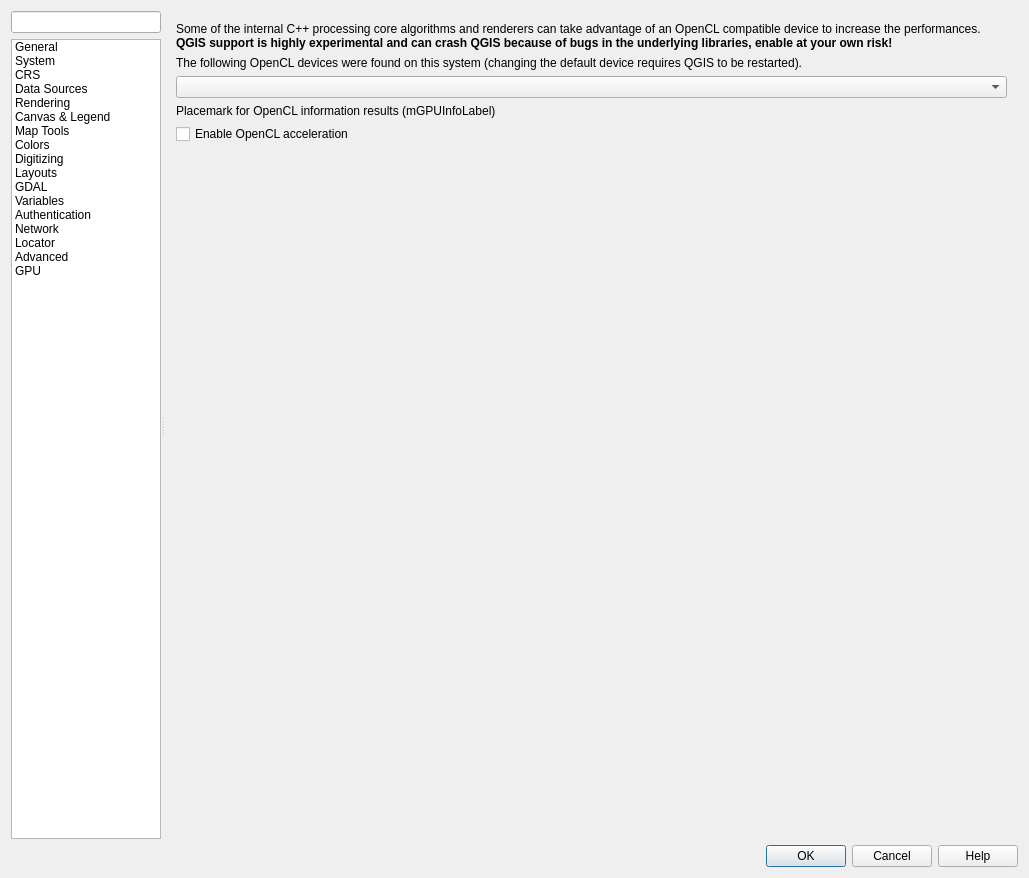
Qt form src/ui/qgsoptionsbase.ui (qgis/QGIS) before a commit.
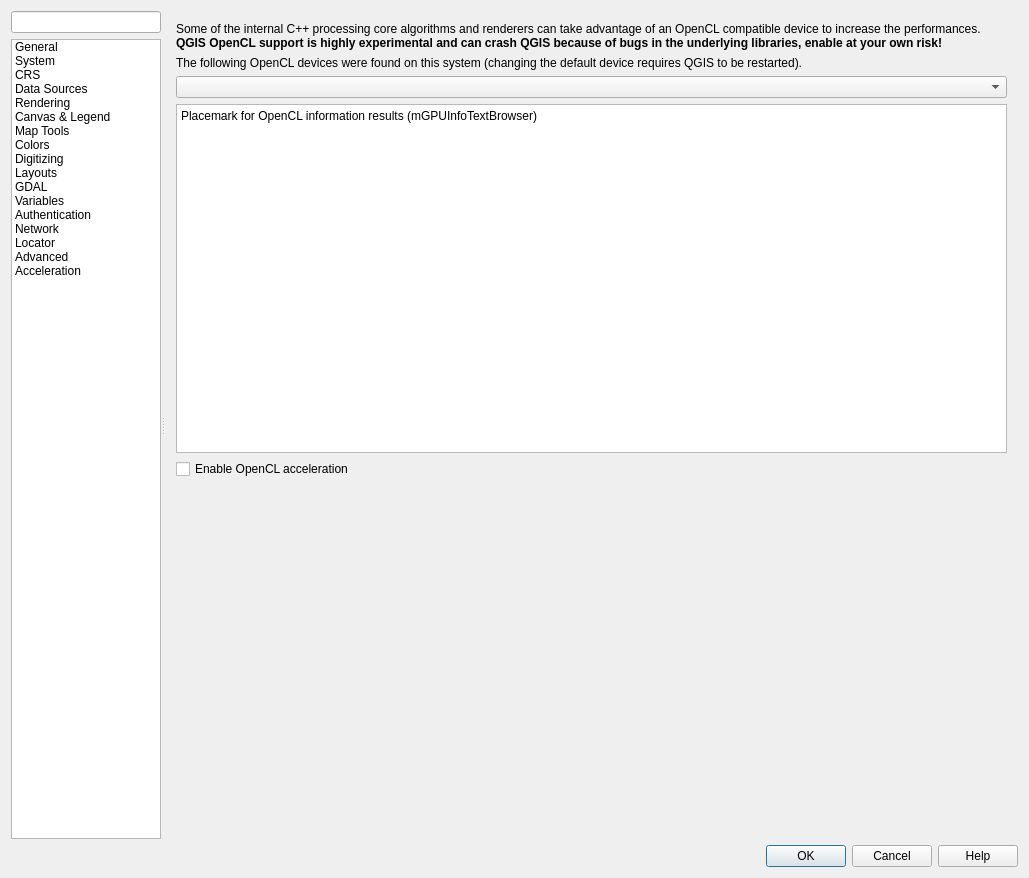
The same form after that commit. Icons and pictures are not drawn. Custom widgets are drawn as their Qt base class.

Commit message: [opencl] Make opencl info copyable

The edit to the form file:
```diff
--- a/src/ui/qgsoptionsbase.ui
+++ b/src/ui/qgsoptionsbase.ui
@@ -289,7 +289,7 @@
          </item>
          <item>
           <property name="text">
-           <string>GPU</string>
+           <string>Acceleration</string>
           </property>
           <property name="toolTip">
            <string>Configure GPU for processing algorithms</string>
@@ -5324,7 +5324,7 @@
            <item>
             <widget class="QLabel" name="label_53">
              <property name="text">
-              <string>&lt;html&gt;&lt;head/&gt;&lt;body&gt;&lt;p&gt;Some of the internal C++ processing core algorithms and renderers can take advantage of an OpenCL compatible device to increase the performances.&lt;br/&gt;&lt;span style=&quot; font-weight:600;&quot;&gt;QGIS support is highly experimental and can crash QGIS because of bugs in the underlying libraries, enable at your own risk!&lt;/span&gt;&lt;/p&gt;&lt;/body&gt;&lt;/html&gt;</string>
+              <string>&lt;html&gt;&lt;head/&gt;&lt;body&gt;&lt;p&gt;Some of the internal C++ processing core algorithms and renderers can take advantage of an OpenCL compatible device to increase the performances.&lt;br/&gt;&lt;span style=&quot; font-weight:600;&quot;&gt;QGIS OpenCL support is highly experimental and can crash QGIS because of bugs in the underlying libraries, enable at your own risk!&lt;/span&gt;&lt;/p&gt;&lt;/body&gt;&lt;/html&gt;</string>
              </property>
              <property name="wordWrap">
               <bool>true</bool>
@@ -5342,9 +5342,13 @@
             <widget class="QComboBox" name="mOpenClDevicesCombo"/>
            </item>
            <item>
-            <widget class="QLabel" name="mGPUInfoLabel">
-             <property name="text">
-              <string>Placemark for OpenCL information results (mGPUInfoLabel)</string>
+            <widget class="QTextBrowser" name="mGPUInfoTextBrowser">
+             <property name="html">
+              <string>&lt;!DOCTYPE HTML PUBLIC &quot;-//W3C//DTD HTML 4.0//EN&quot; &quot;http://www.w3.org/TR/REC-html40/strict.dtd&quot;&gt;
+&lt;html&gt;&lt;head&gt;&lt;meta name=&quot;qrichtext&quot; content=&quot;1&quot; /&gt;&lt;style type=&quot;text/css&quot;&gt;
+p, li { white-space: pre-wrap; }
+&lt;/style&gt;&lt;/head&gt;&lt;body style=&quot; font-family:'Noto Sans'; font-size:9pt; font-weight:400; font-style:normal;&quot;&gt;
+&lt;p style=&quot; margin-top:0px; margin-bottom:0px; margin-left:0px; margin-right:0px; -qt-block-indent:0; text-indent:0px;&quot;&gt;Placemark for OpenCL information results (mGPUInfoTextBrowser)&lt;/p&gt;&lt;/body&gt;&lt;/html&gt;</string>
              </property>
             </widget>
            </item>
```
Left out of the diff: 48 changed lines with no effect on the pictures. The commit also changes 1 other file.
